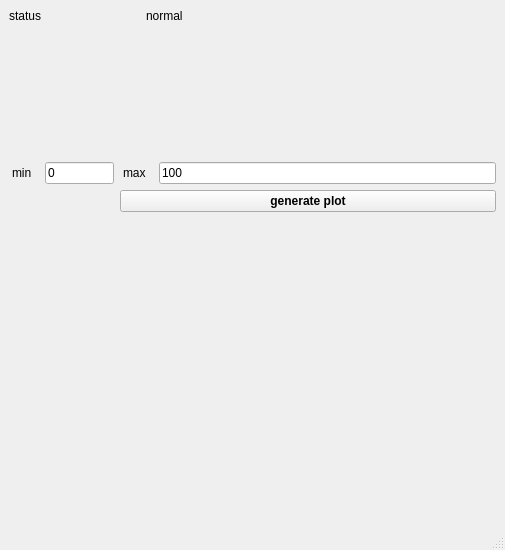
Before: the Qt Designer form qt_designer.ui in marait123/function-plotter, drawn with Qt 5.
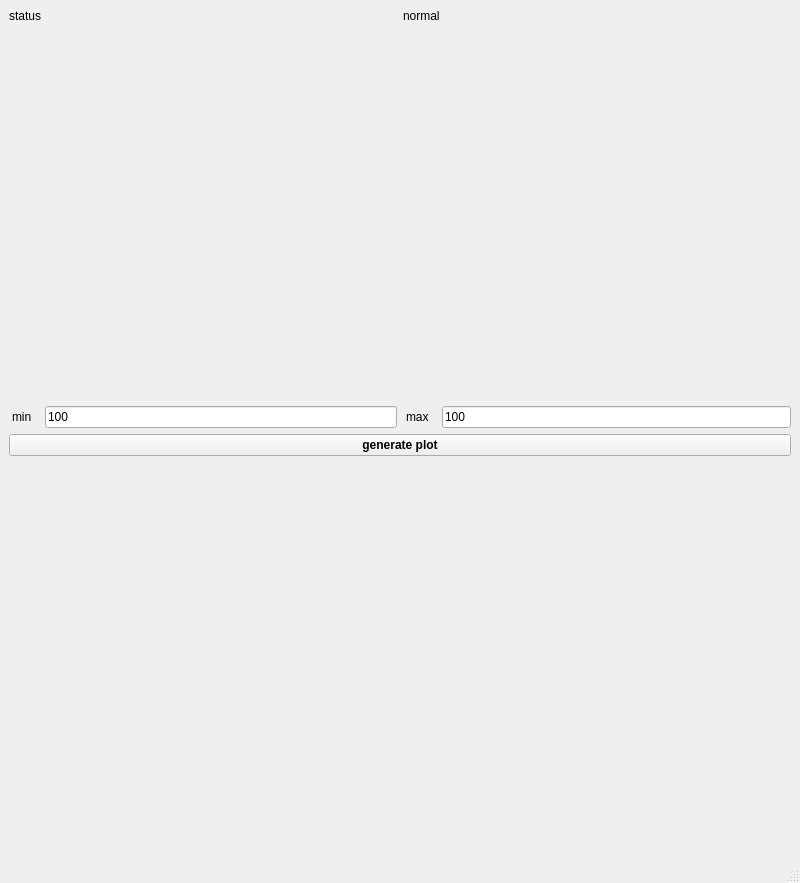
After: the same form once the commit is applied.

Commit message: finished plotter v1

The edit to the form file:
```diff
--- a/qt_designer.ui
+++ b/qt_designer.ui
@@ -6,16 +6,22 @@
    <rect>
     <x>0</x>
     <y>0</y>
-    <width>505</width>
-    <height>550</height>
+    <width>800</width>
+    <height>883</height>
    </rect>
   </property>
+  <property name="minimumSize">
+   <size>
+    <width>800</width>
+    <height>700</height>
+   </size>
+  </property>
   <property name="windowTitle">
    <string>MainWindow</string>
   </property>
   <widget class="QWidget" name="centralwidget">
-   <layout class="QGridLayout" name="gridLayout">
-    <item row="0" column="0" colspan="3">
+   <layout class="QVBoxLayout" name="verticalLayout">
+    <item>
      <layout class="QHBoxLayout" name="horizontalLayout">
       <item>
        <widget class="QLabel" name="label">
@@ -31,7 +37,7 @@
        <widget class="QLabel" name="lblStatus">
         <property name="minimumSize">
          <size>
-          <width>350</width>
+          <width>0</width>
           <height>0</height>
          </size>
         </property>
@@ -41,33 +47,16 @@
         <property name="alignment">
          <set>Qt::AlignLeading|Qt::AlignLeft|Qt::AlignTop</set>
         </property>
+        <property name="wordWrap">
+         <bool>true</bool>
+        </property>
        </widget>
       </item>
      </layout>
     </item>
-    <item row="1" column="0" colspan="2">
+    <item>
      <layout class="QHBoxLayout" name="horizontalLayout_2">
       <item>
-       <widget class="QLabel" name="label_3">
-        <property name="styleSheet">
-         <string notr="true">margin-right:4px;
-</string>
-        </property>
-        <property name="text">
-         <string>min</string>
-        </property>
-       </widget>
-      </item>
-      <item>
-       <widget class="QLineEdit" name="lineEdit_3">
-        <property name="text">
-         <string>0</string>
-        </property>
-       </widget>
-      </item>
-     </layout>
-    </item>
-    <item row="1" column="2">
      <layout class="QHBoxLayout" name="horizontalLayout_3">
       <item>
        <widget class="QLabel" name="label_4">
@@ -76,12 +65,34 @@
 </string>
         </property>
         <property name="text">
+           <string>min</string>
+          </property>
+         </widget>
+        </item>
+        <item>
+         <widget class="QLineEdit" name="txtMin">
+          <property name="text">
+           <string>100</string>
+          </property>
+         </widget>
+        </item>
+       </layout>
+      </item>
+      <item>
+       <layout class="QHBoxLayout" name="horizontalLayout_4">
+        <item>
+         <widget class="QLabel" name="label_5">
+          <property name="styleSheet">
+           <string notr="true">margin-right:4px;
+</string>
+          </property>
+          <property name="text">
          <string>max</string>
         </property>
        </widget>
       </item>
       <item>
-       <widget class="QLineEdit" name="lineEdit_4">
+         <widget class="QLineEdit" name="lineEdit_5">
         <property name="text">
          <string>100</string>
         </property>
@@ -89,20 +100,9 @@
       </item>
      </layout>
     </item>
-    <item row="3" column="0" rowspan="2" colspan="3">
-     <widget class="QWidget" name="pltArea" native="true">
-      <property name="minimumSize">
-       <size>
-        <width>480</width>
-        <height>300</height>
-       </size>
-      </property>
-     </widget>
+     </layout>
     </item>
-    <item row="4" column="1">
-     <widget class="QWidget" name="widget" native="true"/>
-    </item>
-    <item row="2" column="2">
+    <item>
      <widget class="QPushButton" name="btnPlot">
       <property name="font">
        <font>
@@ -115,6 +115,9 @@
       </property>
      </widget>
     </item>
+    <item>
+     <widget class="QWidget" name="pltArea" native="true"/>
+    </item>
    </layout>
   </widget>
   <widget class="QMenuBar" name="menubar">
```
Left out of the diff: 2 changed lines with no effect on the pictures. Lines whose indentation alone changed are shown as unchanged. The commit also changes 2 other files.
